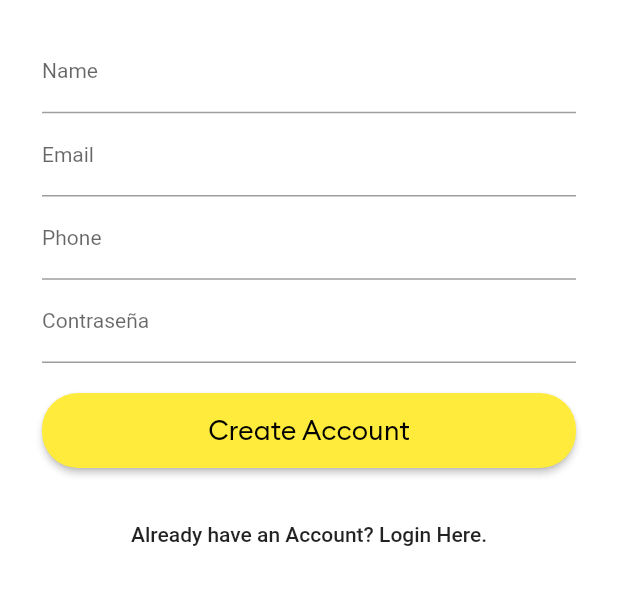
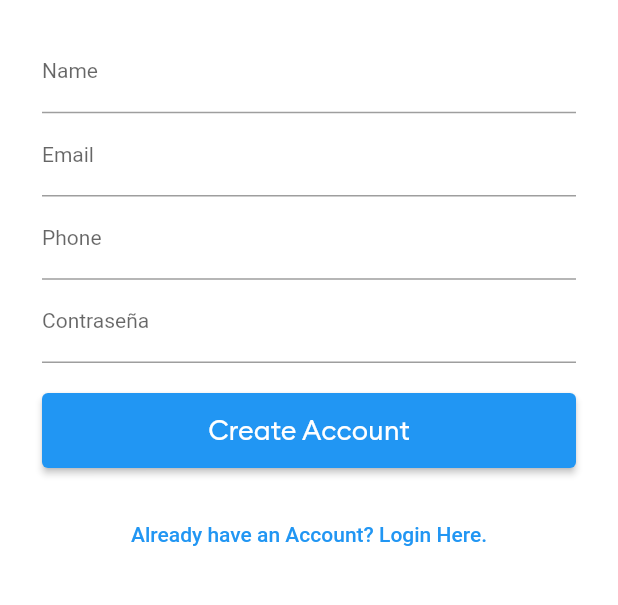
Before and after one commit to jeisoniriarte/riderapp, a Flutter app: the screen it shows after launch, after a tap on "Do not have an Account? Register Here.", on a phone screen of 412 x 824 dp, the part 486-1091 px from its top. Run offline on Flutter 3.47's test engine with Material 2 defaults, Android fonts, the phone set to English and light mode, and no system bars; our stand-ins replace animated_text_kit, firebase_auth, firebase_core, firebase_database, fluttertoast, font_awesome_flutter and 2 more; missing offline and left inert: flutter_polyline_points; accounts and stored records are empty.

Commit message:
Comentado Buttons

```diff
--- a/lib/AllScreens/loginscreen.dart
+++ b/lib/AllScreens/loginscreen.dart
@@ -84,9 +84,9 @@ class LoginScreen extends StatelessWidget {
                     SizedBox(
                       height: 20.0,
                     ),
-                    RaisedButton(
-                      color: Colors.yellow,
-                      textColor: Colors.black,
+                    ElevatedButton(
+                      // color: Colors.yellow,
+                      // textColor: Colors.black,
                       child: Container(
                         height: 50.0,
                         child: Center(
@@ -97,9 +97,9 @@ class LoginScreen extends StatelessWidget {
                           ),
                         ),
                       ),
-                      shape: new RoundedRectangleBorder(
-                        borderRadius: new BorderRadius.circular(24.0),
-                      ),
+                      // shape: new RoundedRectangleBorder(
+                      //   borderRadius: new BorderRadius.circular(24.0),
+                      // ),
                       onPressed: () {
                         if (!emailTextEditingController.text.contains("@")) {
                           displayToastMessage(
@@ -115,7 +115,7 @@ class LoginScreen extends StatelessWidget {
                   ],
                 ),
               ),
-              FlatButton(
+              TextButton(
                 onPressed: () {
                   // print("clicked");
                   Navigator.pushNamedAndRemoveUntil(
@@ -124,9 +124,9 @@ class LoginScreen extends StatelessWidget {
                 child: Text(
                   "Do not have an Account? Register Here.",
                 ),
-                shape: new RoundedRectangleBorder(
-                  borderRadius: new BorderRadius.circular(24.0),
-                ),
+                // shape: new RoundedRectangleBorder(
+                //   borderRadius: new BorderRadius.circular(24.0),
+                // ),
               ),
             ],
           ),
--- a/lib/AllScreens/mainscreen.dart
+++ b/lib/AllScreens/mainscreen.dart
@@ -51,7 +51,6 @@ class _MainScreenState extends State<MainScreen> with TickerProviderStateMixin {
 
   @override
   void initState() {
-    // TODO: implement initState
     super.initState();
 
     AssistantMethod.getCurrentOnlineUserInfo();
--- a/lib/AllScreens/registerscreen.dart
+++ b/lib/AllScreens/registerscreen.dart
@@ -129,9 +129,9 @@ class RegisterScreen extends StatelessWidget {
                     SizedBox(
                       height: 20.0,
                     ),
-                    RaisedButton(
-                      color: Colors.yellow,
-                      textColor: Colors.black,
+                    ElevatedButton(
+                      // color: Colors.yellow,
+                      // textColor: Colors.black,
                       child: Container(
                         height: 50.0,
                         child: Center(
@@ -142,9 +142,9 @@ class RegisterScreen extends StatelessWidget {
                           ),
                         ),
                       ),
-                      shape: new RoundedRectangleBorder(
-                        borderRadius: new BorderRadius.circular(24.0),
-                      ),
+                      // shape: new RoundedRectangleBorder(
+                      //   borderRadius: new BorderRadius.circular(24.0),
+                      // ),
                       onPressed: () {
                         if (nameTextEditingController.text.length < 3) {
                           displayToastMessage(
@@ -169,7 +169,7 @@ class RegisterScreen extends StatelessWidget {
                   ],
                 ),
               ),
-              FlatButton(
+              TextButton(
                 onPressed: () {
                   // print("clicked");
                   Navigator.pushNamedAndRemoveUntil(
@@ -178,9 +178,9 @@ class RegisterScreen extends StatelessWidget {
                 child: Text(
                   "Already have an Account? Login Here.",
                 ),
-                shape: new RoundedRectangleBorder(
-                  borderRadius: new BorderRadius.circular(24.0),
-                ),
+                // shape: new RoundedRectangleBorder(
+                //   borderRadius: new BorderRadius.circular(24.0),
+                // ),
               ),
             ],
           ),
```
